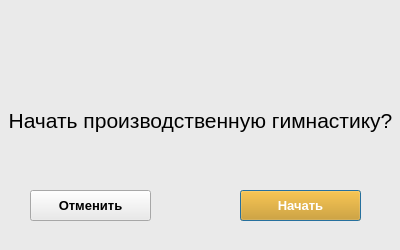
donesait/rusgidro-pyqt, file ui/start_dialog.ui: the form before one commit.
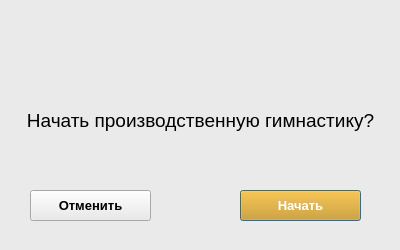
The form after the commit. Icons and pictures are not drawn.

What changed in the file:
```diff
--- a/ui/start_dialog.ui
+++ b/ui/start_dialog.ui
@@ -111,13 +111,16 @@
    </property>
    <property name="font">
     <font>
-     <pointsize>16</pointsize>
+     <pointsize>14</pointsize>
      <kerning>true</kerning>
     </font>
    </property>
    <property name="text">
     <string>Начать производственную гимнастику?</string>
    </property>
+   <property name="textFormat">
+    <enum>Qt::PlainText</enum>
+   </property>
    <property name="alignment">
     <set>Qt::AlignCenter</set>
    </property>
```
Left out of the diff: 2 changed lines with no effect on the pictures.
